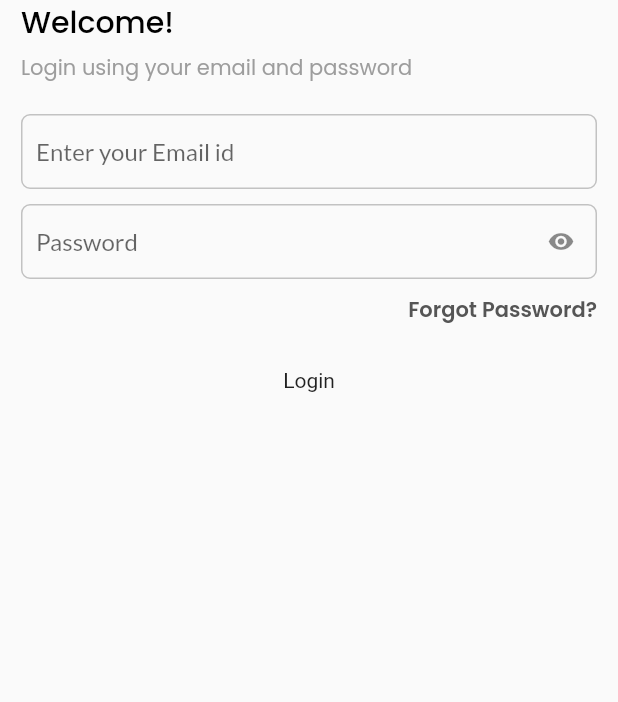
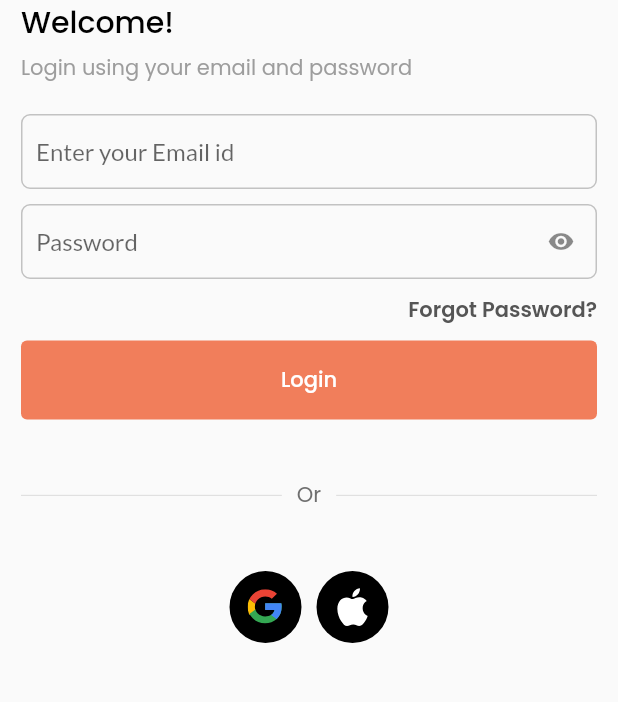
Before and after one commit to Furation-Tech-Solutions/monkey_talk, a Flutter app: the screen it shows after launch, on a phone screen of 412 x 824 dp, the part 129-831 px from its top. Run offline on Flutter 3.47's test engine with Material 2 defaults, Android fonts, the phone set to English and light mode, and no system bars; our stand-ins replace flutter_svg, go_router, google_fonts.

Commit message:
loginPage Ui ,Forgot Password Ui, Create Password UI

```diff
--- a/lib/core/routes/routes.dart
+++ b/lib/core/routes/routes.dart
@@ -1,5 +1,7 @@
 import 'package:flutter/material.dart';
 import 'package:go_router/go_router.dart';
+import 'package:monkey_talk/presentation/auth/screens/create_password.dart';
+import 'package:monkey_talk/presentation/auth/screens/forgot_password.dart';
 
 import '../../presentation/auth/screens/login_screen.dart';
 
@@ -13,6 +15,8 @@ class RouteStrings {
   /// AUTH
   /// Login screen
   static const login = '/login';
+  static const forgotPassword = '/forgot_Password';
+  static const createPassword = '/create_Password';
 
   // static const reservation = '/reservation';
 
@@ -101,6 +105,16 @@ final router = GoRouter(
       path: RouteStrings.login,
       builder: (BuildContext context, GoRouterState state) =>
           const LoginScreen(),
+    ),
+    GoRoute(
+      path: RouteStrings.forgotPassword,
+      builder: (BuildContext context, GoRouterState state) =>
+          const ForgotPasswordPage(),
+    ),
+    GoRoute(
+      path: RouteStrings.createPassword,
+      builder: (BuildContext context, GoRouterState state) =>
+          const CreatePasswordScreen(),
     ),
     // GoRoute(
     //     path: RouteStrings.guestList,
--- a/lib/core/styles.dart/colors.dart
+++ b/lib/core/styles.dart/colors.dart
@@ -20,6 +20,13 @@ class AppColors {
   // White
   final Color white = const Color(0xFFFFFFFF);
 
+  //Black
+  final Color black = const Color(0xFF000000);
+
+  //Grey
+  final Color grey = const Color(0xFFDBDBDB);
+  final Color grey5 = const Color(0xFF6F6F6F);
+
   //Primary/200
   final Color primary200 = const Color(0xFFF17E5B);
 }
--- a/lib/core/styles.dart/text.dart
+++ b/lib/core/styles.dart/text.dart
@@ -16,15 +16,37 @@ class Texts {
   late final TextStyle lato14_400 = _createFont(poppins,
       sizePx: 14, weight: FontWeight.w400, color: $styles.colors.tertiary400);
 
+  late final TextStyle lato14_400grey5 = _createFont(poppins,
+      sizePx: 14, weight: FontWeight.w400, color: $styles.colors.grey5);
+
   late final TextStyle lato14_600 = _createFont(poppins,
       sizePx: 14, weight: FontWeight.w600, color: $styles.colors.tertiary600);
 
 // POPPINS
-  late final TextStyle poppins14_400 = _createFont(poppins,
+
+//// 12
+  late final TextStyle poppins12_400tertiary400 = _createFont(poppins,
+      sizePx: 12, weight: FontWeight.w400, color: $styles.colors.tertiary400);
+
+//// 14
+  late final TextStyle poppins14_400tertiary900 = _createFont(poppins,
       sizePx: 14, weight: FontWeight.w400, color: $styles.colors.tertiary900);
+
+  late final TextStyle poppins14_400tertiary400 = _createFont(poppins,
+      sizePx: 14, weight: FontWeight.w400, color: $styles.colors.tertiary400);
+
   late final TextStyle poppins14_500White = _createFont(poppins,
       sizePx: 14, weight: FontWeight.w500, color: $styles.colors.white);
 
+  late final TextStyle poppins14_500black = _createFont(poppins,
+      sizePx: 14, weight: FontWeight.w500, color: $styles.colors.black);
+
+// 16
+  late final TextStyle poppins16_700primary200 = _createFont(poppins,
+      sizePx: 16, weight: FontWeight.w700, color: $styles.colors.primary200);
+// 20
+  late final TextStyle poppins20_500black = _createFont(poppins,
+      sizePx: 20, weight: FontWeight.w500, color: $styles.colors.black);
   // late final TextStyle lato12_400Grey6 = _createFont(
   //   lato,
   //   sizePx: 12,
--- a/lib/core/utils.dart/reusable_widgets/custom_Button.dart
+++ b/lib/core/utils.dart/reusable_widgets/custom_Button.dart
@@ -47,7 +47,7 @@ class _CustomButtonState extends State<CustomButton> {
               //     ? Border.all(color: $styles.colors.lavenderBlue)
               //     : null,
               // color: widget.isDisabled ? Colors.grey : null,
-          ),
+              color: $styles.colors.primary200),
           child: InkWell(
             onHover: (val) {
               setState(() {
@@ -66,7 +66,8 @@ class _CustomButtonState extends State<CustomButton> {
                     )
                   : Text(
                       widget.text,
-                      // style: widget.textStyle ?? $styles.text.buttonBold,
+                      style:
+                          widget.textStyle ?? $styles.text.poppins14_500black,
                       // style: widget.isPrimary
                       // ? $styles.text.lato17_500white
                       // : $styles.text.lato17_500violet,
--- a/lib/presentation/auth/screens/login_screen.dart
+++ b/lib/presentation/auth/screens/login_screen.dart
@@ -1,3 +1,4 @@
+import 'package:flutter/gestures.dart';
 import 'package:flutter/material.dart';
 import 'package:flutter_svg/svg.dart';
 import 'package:monkey_talk/core/styles.dart/stylekit.dart';
@@ -55,7 +56,54 @@ class LoginScreen extends StatelessWidget {
             CustomButton(
               text: "Login",
               textStyle: $styles.text.poppins14_500White,
-            )
+            ),
+            SizedBoxHeight40,
+            Row(
+              children: [
+                Expanded(
+                    child: Divider(
+                  color: $styles.colors.grey,
+                )),
+                SizedBoxWidth10,
+                Text('Or', style: $styles.text.lato14_400grey5),
+                SizedBoxWidth10,
+                Expanded(
+                    child: Divider(
+                  color: $styles.colors.grey,
+                )),
+              ],
+            ),
+            SizedBoxHeight40,
+            Row(
+              mainAxisAlignment: MainAxisAlignment.center,
+              children: [
+                CircleAvatar(
+                  radius: 24,
+                  backgroundColor: $styles.colors.tertiary900,
+                  child: SvgPicture.asset('assets/images/google.svg'),
+                ),
+                SizedBoxWidth10,
+                CircleAvatar(
+                  radius: 24,
+                  backgroundColor: $styles.colors.tertiary900,
+                  child: SvgPicture.asset('assets/images/apple.svg'),
+                ),
+              ],
+            ),
+            Expanded(child: SizedBox()),
+            Center(
+              child: RichText(
+                text: TextSpan(text: "Don't have an account? ", children: [
+                  TextSpan(
+                      text: "Sign up",
+                      recognizer: TapGestureRecognizer()
+                        ..onTap = () {
+                          // Navigate To Register Screen
+                        })
+                ]),
+              ),
+            ),
+            SizedBoxHeight15,
           ],
         ),
       ),
--- a/pubspec.yaml
+++ b/pubspec.yaml
@@ -63,7 +63,7 @@ flutter:
 
   # To add assets to your application, add an assets section, like this:
   assets:
-    - assets/images/agentRider.svg
+    - assets/images/
   #   - images/a_dot_ham.jpeg
 
   # An image asset can refer to one or more resolution-specific "variants", see
```
Also changed, not shown: lib/presentation/auth/screens/create_password.dart (added, +53 -0 lines), lib/presentation/auth/screens/forgot_password.dart (added, +66 -0 lines), assets/images/apple.svg (added), assets/images/google.svg (added), 5 other files. Lines whose indentation alone changed are shown as unchanged.
